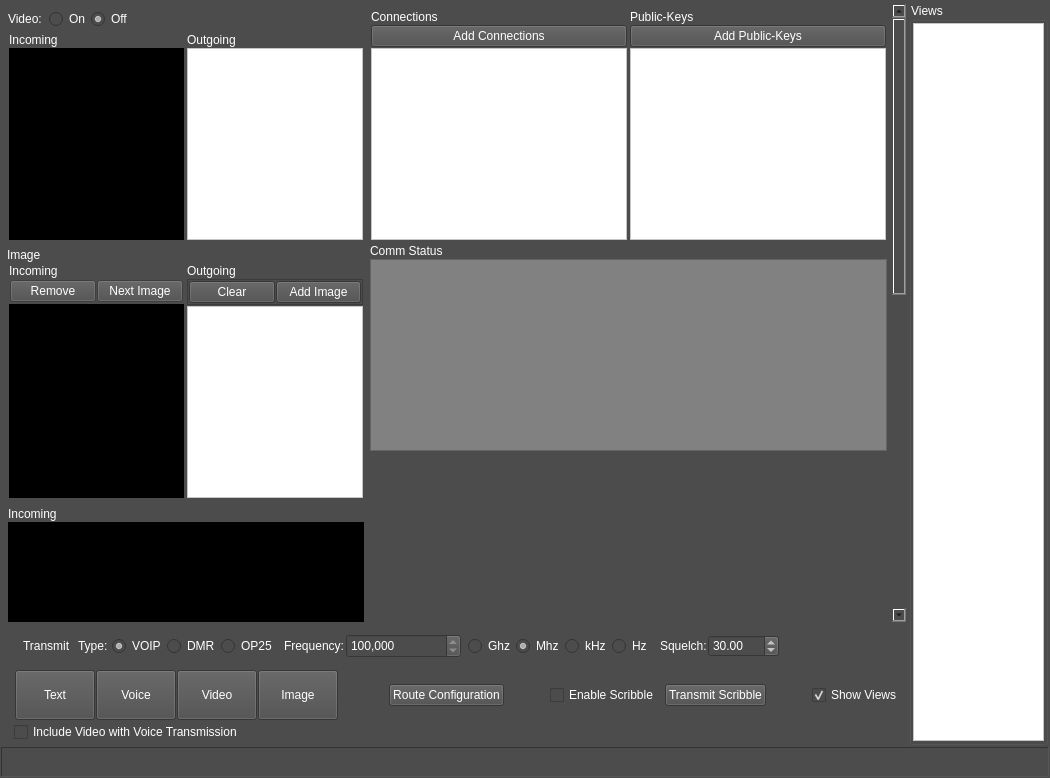
Qt form src/messenger_dialog.ui (jim45002/msg-util) before a commit.
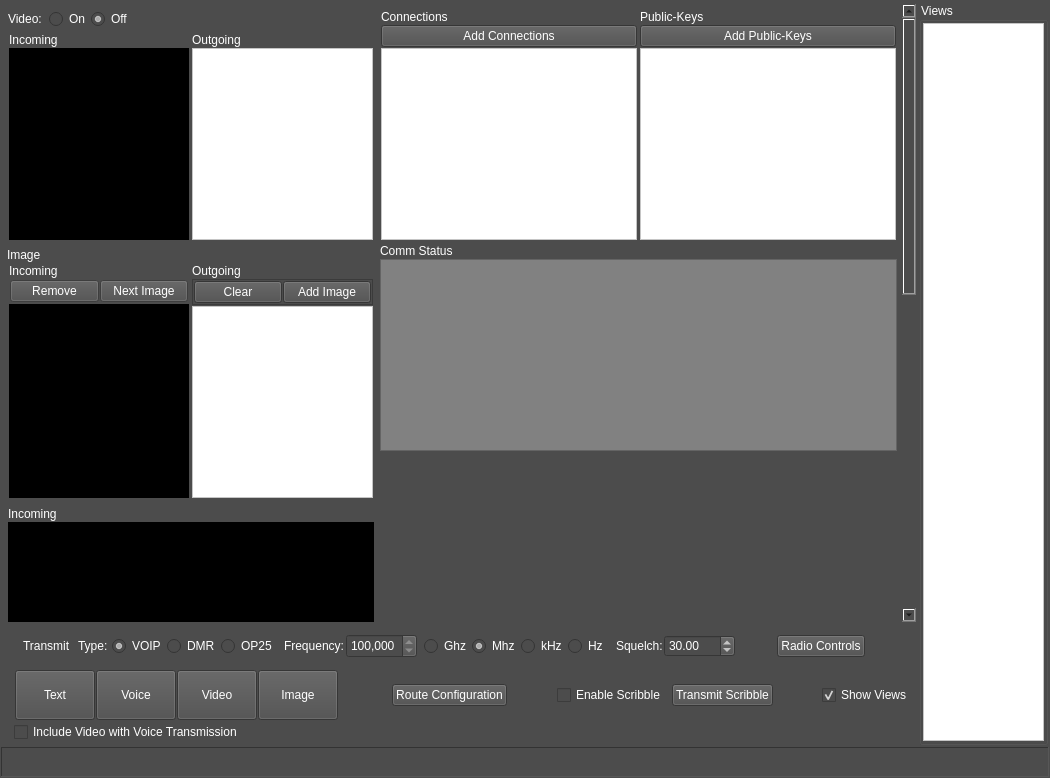
The same form after that commit. Icons and pictures are not drawn.

Commit message: added window for radio controls

```diff
--- a/src/messenger_dialog.ui
+++ b/src/messenger_dialog.ui
@@ -2385,6 +2385,29 @@
                         </property>
                        </spacer>
                       </item>
+                      <item>
+                       <widget class="QPushButton" name="rf_controls_button">
+                        <property name="styleSheet">
+                         <string notr="true">color: rgb(255, 255, 255);</string>
+                        </property>
+                        <property name="text">
+                         <string>Radio Controls</string>
+                        </property>
+                       </widget>
+                      </item>
+                      <item>
+                       <spacer name="horizontalSpacer_6">
+                        <property name="orientation">
+                         <enum>Qt::Horizontal</enum>
+                        </property>
+                        <property name="sizeHint" stdset="0">
+                         <size>
+                          <width>40</width>
+                          <height>20</height>
+                         </size>
+                        </property>
+                       </spacer>
+                      </item>
                      </layout>
                     </widget>
                    </item>
```
The commit also changes 6 other files.
